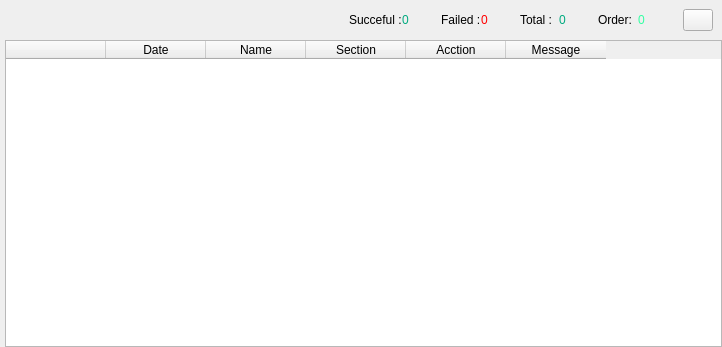
Before: the Qt Designer form ui/Public/Info.ui in kreemkhaled112/GUI, drawn with Qt 5.
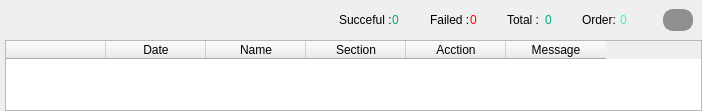
After: the same form once the commit is applied. Icons and pictures are not drawn.

```diff
--- a/ui/Public/Info.ui
+++ b/ui/Public/Info.ui
@@ -6,8 +6,8 @@
    <rect>
     <x>0</x>
     <y>0</y>
-    <width>722</width>
-    <height>347</height>
+    <width>702</width>
+    <height>111</height>
    </rect>
   </property>
   <property name="minimumSize">
@@ -59,12 +59,58 @@
       <property name="spacing">
        <number>0</number>
       </property>
-      <item row="0" column="0" alignment="Qt::AlignBottom">
+      <item row="2" column="0">
+       <widget class="QTableWidget" name="table">
+        <property name="minimumSize">
+         <size>
+          <width>0</width>
+          <height>0</height>
+         </size>
+        </property>
+        <attribute name="verticalHeaderVisible">
+         <bool>false</bool>
+        </attribute>
+        <attribute name="verticalHeaderShowSortIndicator" stdset="0">
+         <bool>false</bool>
+        </attribute>
+        <column>
+         <property name="text">
+          <string/>
+         </property>
+        </column>
+        <column>
+         <property name="text">
+          <string>Date</string>
+         </property>
+        </column>
+        <column>
+         <property name="text">
+          <string>Name</string>
+         </property>
+        </column>
+        <column>
+         <property name="text">
+          <string>Section</string>
+         </property>
+        </column>
+        <column>
+         <property name="text">
+          <string>Acction</string>
+         </property>
+        </column>
+        <column>
+         <property name="text">
+          <string>Message</string>
+         </property>
+        </column>
+       </widget>
+      </item>
+      <item row="0" column="0">
        <widget class="QWidget" name="widget_2" native="true">
         <property name="minimumSize">
          <size>
           <width>0</width>
-          <height>30</height>
+          <height>40</height>
          </size>
         </property>
         <layout class="QHBoxLayout" name="horizontalLayout">
@@ -191,6 +237,12 @@
              <height>16777215</height>
             </size>
            </property>
+           <property name="styleSheet">
+            <string notr="true">background-color: #8f8f8f;
+border-radius: 10px;
+border: 2px solid #8f8f8f;
+padding: 5px;</string>
+           </property>
            <property name="text">
             <string/>
            </property>
@@ -216,40 +268,6 @@
         </layout>
        </widget>
       </item>
-      <item row="2" column="0">
-       <widget class="QTableWidget" name="table">
-        <column>
-         <property name="text">
-          <string/>
-         </property>
-        </column>
-        <column>
-         <property name="text">
-          <string>Date</string>
-         </property>
-        </column>
-        <column>
-         <property name="text">
-          <string>Name</string>
-         </property>
-        </column>
-        <column>
-         <property name="text">
-          <string>Section</string>
-         </property>
-        </column>
-        <column>
-         <property name="text">
-          <string>Acction</string>
-         </property>
-        </column>
-        <column>
-         <property name="text">
-          <string>Message</string>
-         </property>
-        </column>
-       </widget>
-      </item>
      </layout>
     </widget>
    </item>
```
Left out of the diff: 2 changed lines with no effect on the pictures.
